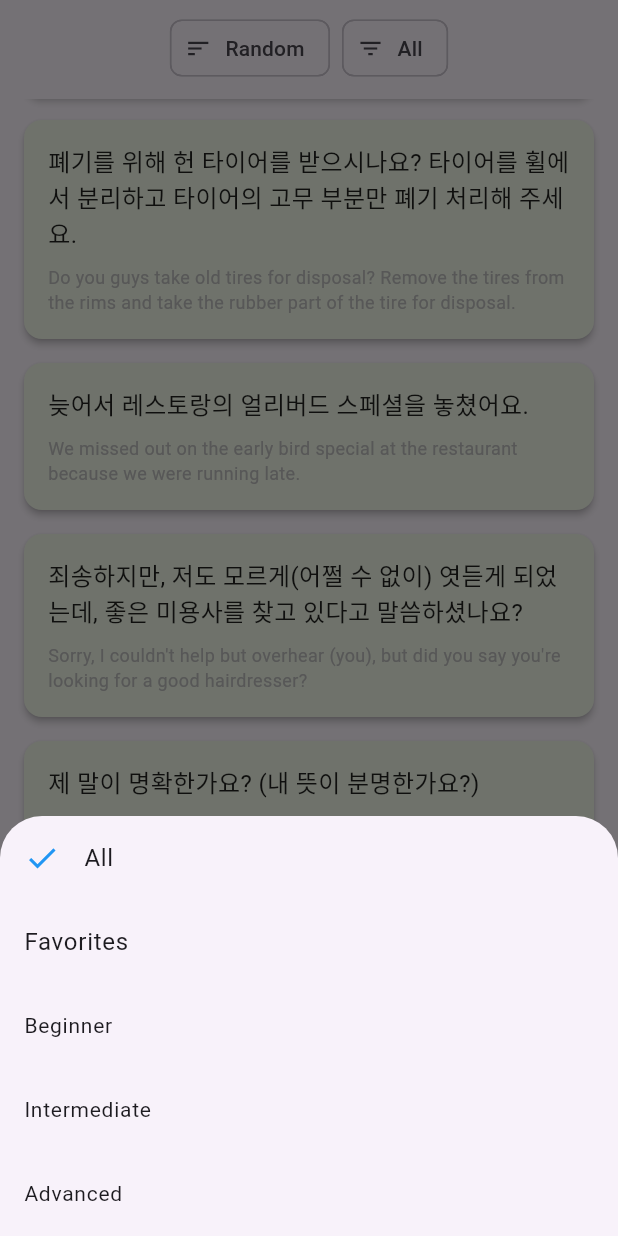
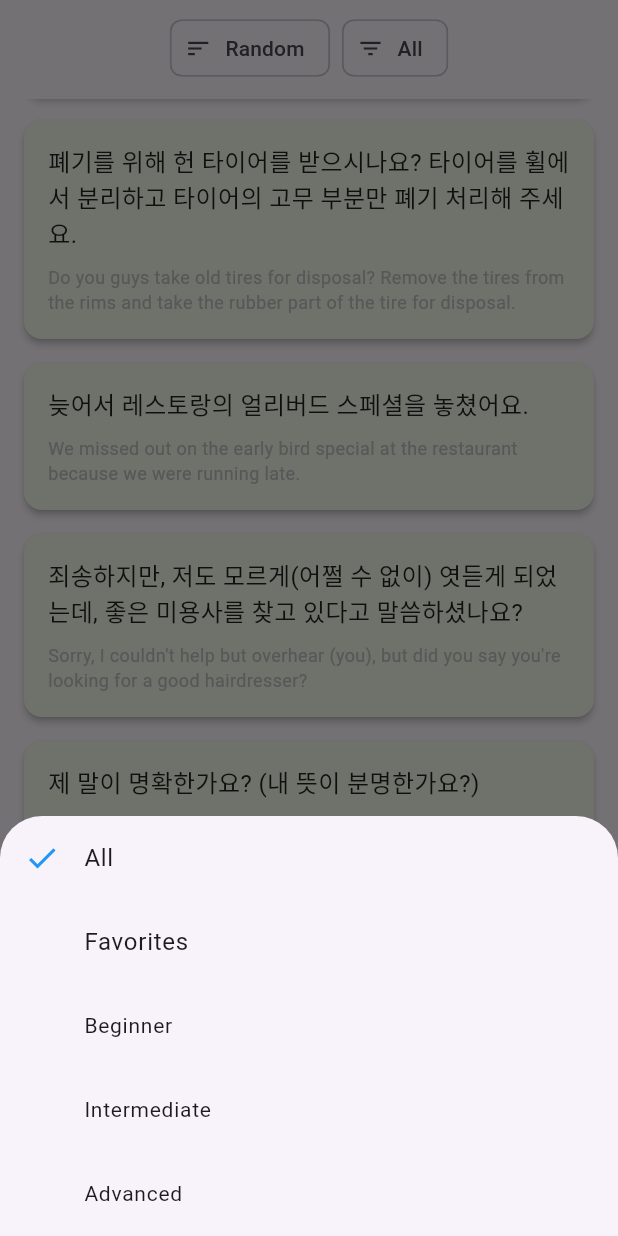
Before and after one commit to jaeyp/lingo-pocket, a Flutter app: the screen it shows after launch, scrolled down 576 dp, after a tap on "All", on a phone screen of 412 x 824 dp. Run offline on Flutter 3.47's test engine with Material 3 defaults, Android fonts, the phone set to English and light mode, and no system bars; drawn by our look-alikes of flutter_slidable; our stand-ins replace camera, drift, flutter_dotenv, flutter_riverpod, freezed_annotation, go_router and 3 more; missing offline and left inert: google_mlkit_commons, google_mlkit_text_recognition; accounts and stored records are empty; generated files the repository leaves out were written again.

Commit message:
minor fixes

```diff
--- a/lib/features/sentences/presentation/widgets/sentence_filter_bar.dart
+++ b/lib/features/sentences/presentation/widgets/sentence_filter_bar.dart
@@ -79,9 +79,10 @@ class SentenceFilterBar extends ConsumerWidget {
             mainAxisSize: MainAxisSize.min,
             children: SortType.values.map((type) {
               return ListTile(
-                leading: type == current
-                    ? const Icon(Icons.check, color: Colors.blue)
-                    : null,
+                leading: Icon(
+                  Icons.check,
+                  color: type == current ? Colors.blue : Colors.transparent,
+                ),
                 title: Text(type.label),
                 onTap: () {
                   notifier.setSortType(type);
@@ -109,9 +110,12 @@ class SentenceFilterBar extends ConsumerWidget {
             mainAxisSize: MainAxisSize.min,
             children: [
               ListTile(
-                leading: (current == null && !showFavoritesOnly)
-                    ? const Icon(Icons.check, color: Colors.blue)
-                    : null,
+                leading: Icon(
+                  Icons.check,
+                  color: (current == null && !showFavoritesOnly)
+                      ? Colors.blue
+                      : Colors.transparent,
+                ),
                 title: const Text('All'),
                 onTap: () {
                   notifier.setDifficulty(null);
@@ -120,9 +124,10 @@ class SentenceFilterBar extends ConsumerWidget {
                 },
               ),
               ListTile(
-                leading: showFavoritesOnly
-                    ? const Icon(Icons.check, color: Colors.blue)
-                    : null,
+                leading: Icon(
+                  Icons.check,
+                  color: showFavoritesOnly ? Colors.blue : Colors.transparent,
+                ),
                 title: const Text('Favorites'),
                 onTap: () {
                   if (!showFavoritesOnly) notifier.toggleFavoritesOnly();
@@ -132,9 +137,12 @@ class SentenceFilterBar extends ConsumerWidget {
               ),
               ...Difficulty.values.map((diff) {
                 return ListTile(
-                  leading: (diff == current && !showFavoritesOnly)
-                      ? const Icon(Icons.check, color: Colors.blue)
-                      : null,
+                  leading: Icon(
+                    Icons.check,
+                    color: (diff == current && !showFavoritesOnly)
+                        ? Colors.blue
+                        : Colors.transparent,
+                  ),
                   title: Text(
                     diff.name[0].toUpperCase() + diff.name.substring(1),
                     style: const TextStyle(fontSize: 14),
```
Also changed, not shown: 1 other file.
